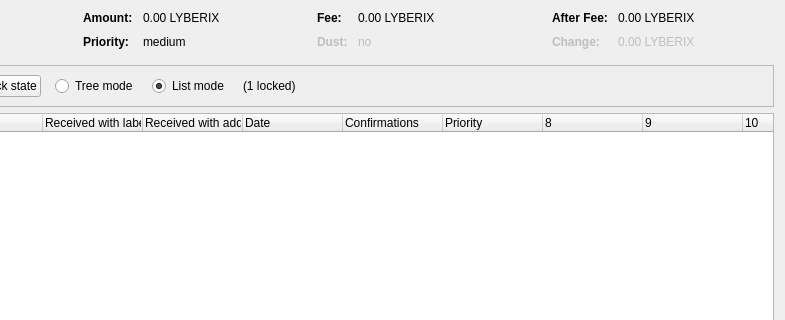
The window that src/qt/forms/coincontroldialog.ui (lyberix/lyberix) describes before a commit, drawn with Qt 5; both pictures show x 169 to 954 and y 0 to 320 of the 954 by 500 pixel window.
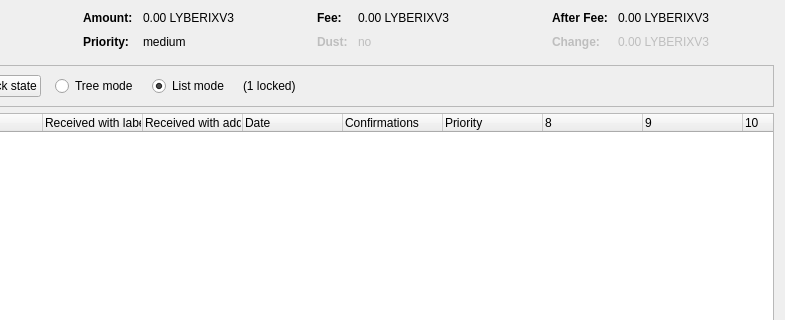
The same window after the commit. Custom widgets are drawn as their Qt base class.

Diff of the .ui file:
```diff
--- a/src/qt/forms/coincontroldialog.ui
+++ b/src/qt/forms/coincontroldialog.ui
@@ -132,7 +132,7 @@
           <enum>Qt::ActionsContextMenu</enum>
          </property>
          <property name="text">
-          <string notr="true">0.00 LYBERIX</string>
+          <string notr="true">0.00 LYBERIXV3</string>
          </property>
          <property name="textInteractionFlags">
           <set>Qt::LinksAccessibleByMouse|Qt::TextSelectableByKeyboard|Qt::TextSelectableByMouse</set>
@@ -206,7 +206,7 @@
           <enum>Qt::ActionsContextMenu</enum>
          </property>
          <property name="text">
-          <string notr="true">0.00 LYBERIX</string>
+          <string notr="true">0.00 LYBERIXV3</string>
          </property>
          <property name="textInteractionFlags">
           <set>Qt::LinksAccessibleByMouse|Qt::TextSelectableByKeyboard|Qt::TextSelectableByMouse</set>
@@ -286,7 +286,7 @@
           <enum>Qt::ActionsContextMenu</enum>
          </property>
          <property name="text">
-          <string notr="true">0.00 LYBERIX</string>
+          <string notr="true">0.00 LYBERIXV3</string>
          </property>
          <property name="textInteractionFlags">
           <set>Qt::LinksAccessibleByMouse|Qt::TextSelectableByKeyboard|Qt::TextSelectableByMouse</set>
@@ -321,7 +321,7 @@
           <enum>Qt::ActionsContextMenu</enum>
          </property>
          <property name="text">
-          <string notr="true">0.00 LYBERIX</string>
+          <string notr="true">0.00 LYBERIXV3</string>
          </property>
          <property name="textInteractionFlags">
           <set>Qt::LinksAccessibleByMouse|Qt::TextSelectableByKeyboard|Qt::TextSelectableByMouse</set>
```
